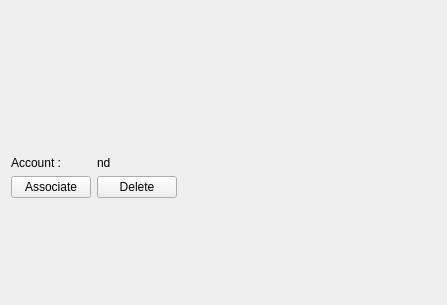
ISI-Peasy/tomahawk-resolvers, file dropbox/config.ui: the form before one commit.
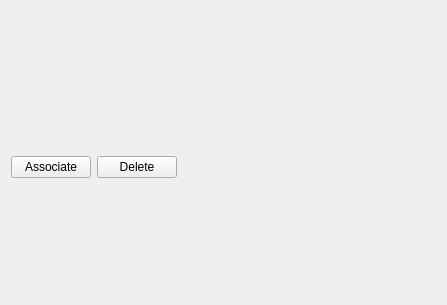
The form after the commit. Icons and pictures are not drawn.

Commit message: Minor fix on config wiidget for GD and dropbox.

What changed in the file:
```diff
--- a/dropbox/config.ui
+++ b/dropbox/config.ui
@@ -39,27 +39,13 @@
       <set>Qt::AlignJustify|Qt::AlignTop</set>
      </property>
      <item row="0" column="0">
-      <widget class="QLabel" name="accountLabel">
-       <property name="text">
-        <string>Account :</string>
-       </property>
-      </widget>
-     </item>
-     <item row="0" column="1">
-      <widget class="QLabel" name="accountNameLabel">
-       <property name="text">
-        <string>nd</string>
-       </property>
-      </widget>
-     </item>
-     <item row="1" column="0">
       <widget class="QPushButton" name="associateButton">
        <property name="text">
         <string>Associate</string>
        </property>
       </widget>
      </item>
-     <item row="1" column="1">
+     <item row="0" column="1">
       <widget class="QPushButton" name="deleteButton">
        <property name="enabled">
         <bool>true</bool>
```
The commit also changes 1 other file.
